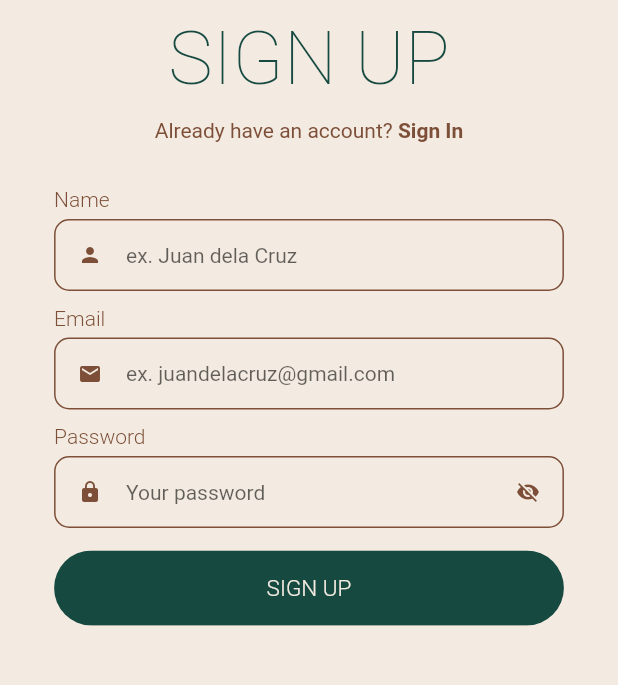
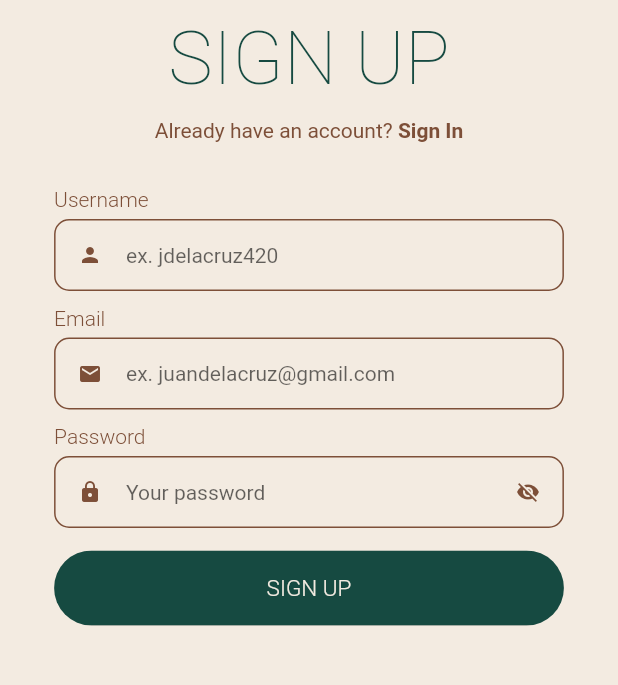
Before and after one commit to danimanabat12/plantita-flutter-project, a Flutter app: the Signup screen opened by its route, on a phone screen of 412 x 824 dp, the part 234-919 px from its top. Run offline on Flutter 3.47's test engine with Material 2 defaults, Android fonts, the phone set to English and light mode, and no system bars; our stand-ins replace carousel_slider, firebase_auth, firebase_core, flutter_easyloading, flutter_spinkit, form_field_validator and 1 more; missing offline and left inert: dart:ffi; accounts and stored records are empty.

Commit message:
minor touches

```diff
--- a/lib/screens/authentication_screens/signup.dart
+++ b/lib/screens/authentication_screens/signup.dart
@@ -22,7 +22,7 @@ class _SignupState extends State<Signup> {
     final formKey = GlobalKey<FormState>();
 
     bool loading = false;
-    String name = '';
+    String username = '';
     String email = '';
     String password = '';
 
@@ -83,7 +83,7 @@ class _SignupState extends State<Signup> {
                                 crossAxisAlignment: CrossAxisAlignment.start,
                                 children: [
                                   Text(
-                                    'Name',
+                                    'Username',
                                     style: TextStyle(
                                       fontFamily: 'Roboto Light',
                                       fontSize: 14.0,
@@ -93,13 +93,15 @@ class _SignupState extends State<Signup> {
                                   SizedBox(height: 5.0),
                                   CustomInputField(
                                     type: 1,
-                                    hintText: 'ex. Juan dela Cruz',
+                                    hintText: 'ex. jdelacruz420',
                                     icon: Icon(Icons.person, color: kSecondary30, size: 16.0,),
                                     toValidate: [
                                       RequiredValidator(errorText: "Required *"),
+                                      MinLengthValidator(5, errorText: "should contain atleast 5 characters"),
+                                      MaxLengthValidator(16, errorText: "should contain no more than 16 characters")
                                     ],
                                     onChanged: (value) {
-                                      name = value;
+                                      username = value;
                                     }
                                   ),
                                 ],
@@ -175,7 +177,7 @@ class _SignupState extends State<Signup> {
                                   setState(() {
                                     loading = true;
                                   });
-                                  dynamic result = await _auth.registerWithEmailAndPassword(email, password, name);
+                                  dynamic result = await _auth.registerWithEmailAndPassword(email, password, username);
 
                                   setState(() {
                                     loading = false;
--- a/lib/services/auth.dart
+++ b/lib/services/auth.dart
@@ -37,7 +37,7 @@ class AuthService {
   }
 
   // Sign up - Email and Password
-  Future registerWithEmailAndPassword(String email, String password, String name) async {
+  Future registerWithEmailAndPassword(String email, String password, String username) async {
     try {
       UserCredential result = await _auth.createUserWithEmailAndPassword(email: email, password: password);
       User? user = result.user;
```
